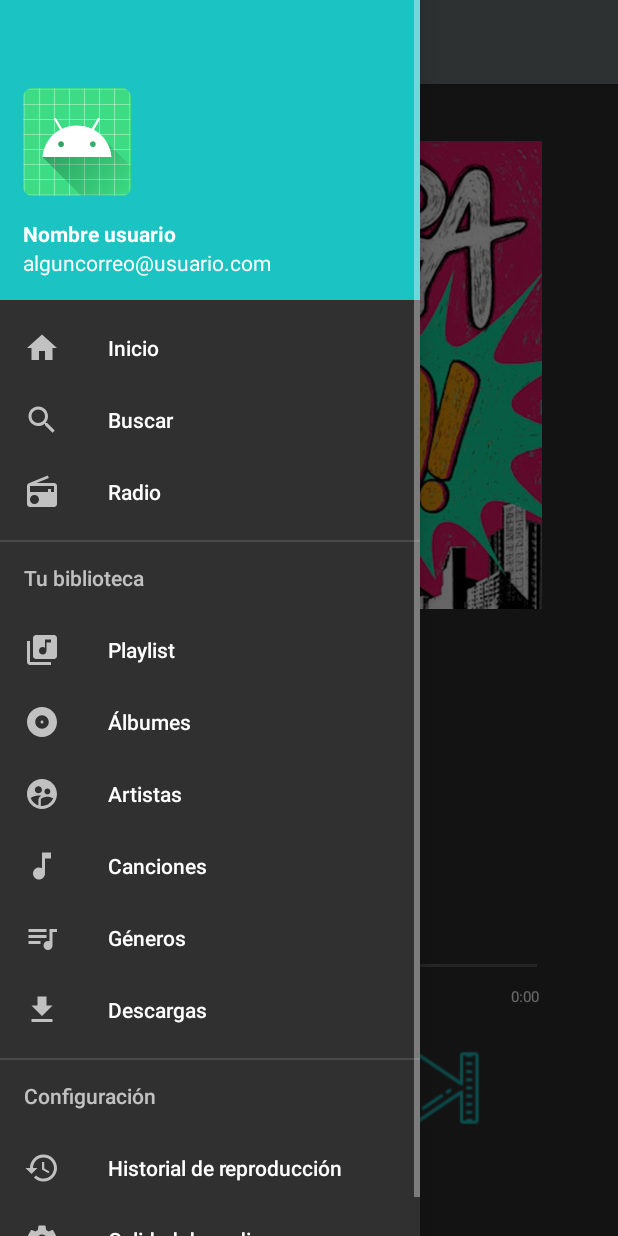
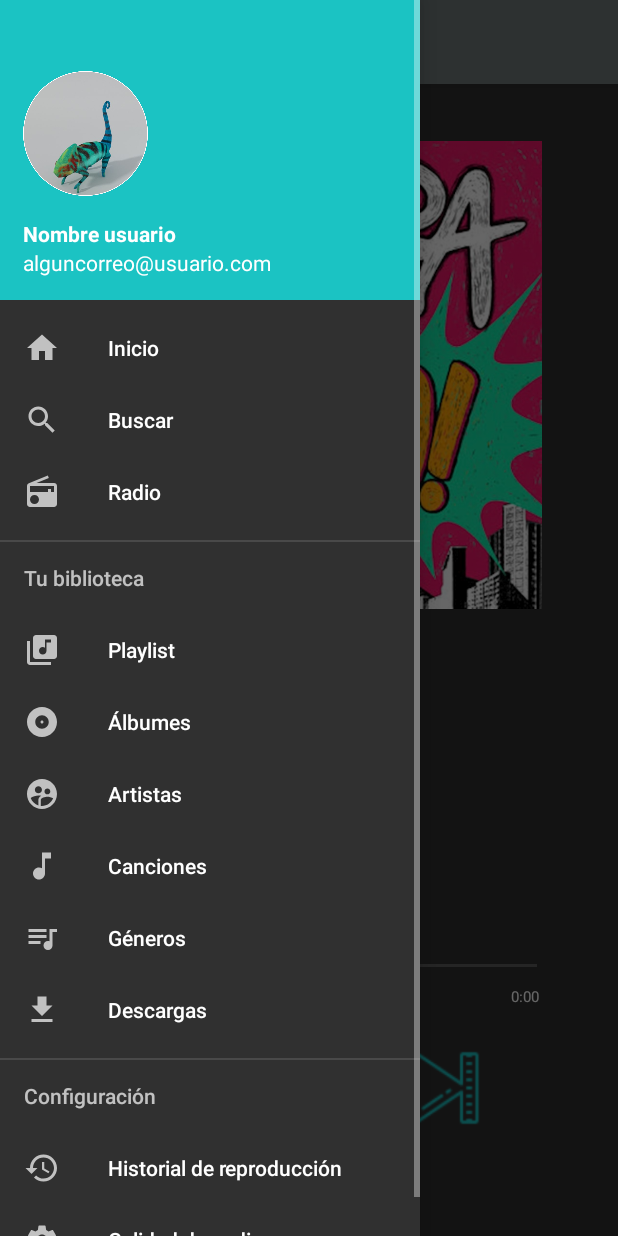
Before and after one commit to gabriela-sandoval/OugiMusic, an Android app: the InicioReproductor screen opened directly, with no data from a screen before it, with the side drawer open, on a phone screen of 412 x 824 dp. Run offline under Robolectric (Android 15) with nearby library versions, the phone set to English and light mode, and no system bars.

Commit message:
Modificación en el avatar de menú

```diff
--- a/app/src/main/res/layout/inicio_reproductor_header.xml
+++ b/app/src/main/res/layout/inicio_reproductor_header.xml
@@ -11,11 +11,11 @@
     android:paddingBottom="15dp">
 
     <ImageView
-        android:layout_width="wrap_content"
-        android:layout_height="wrap_content"
-        app:srcCompat="@mipmap/ic_launcher"
         android:id="@+id/imageView"
-        android:layout_marginBottom="15dp"/>
+        android:layout_width="83dp"
+        android:layout_height="83dp"
+        android:layout_marginBottom="15dp"
+        app:srcCompat="@drawable/avatar" />
 
     <TextView
         android:layout_width="match_parent"
```
Also changed, not shown: app/src/main/res/drawable/avatar.png (added).
